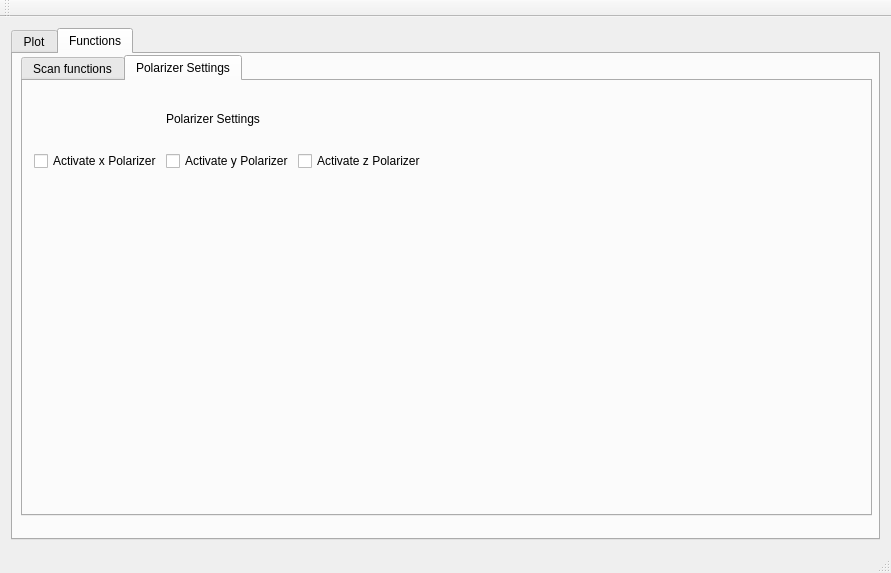
The window that mainwindow.ui (anates/Spectro) describes before a commit, drawn with Qt 5.
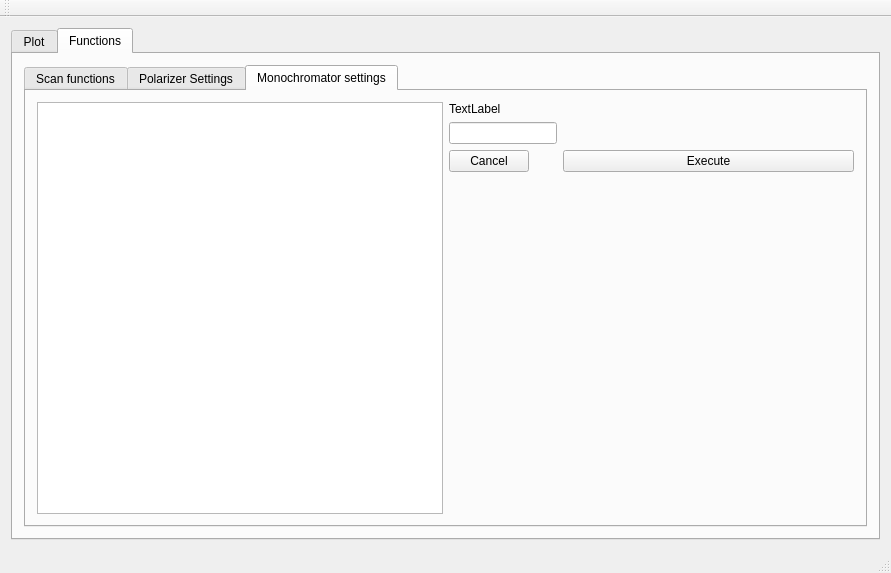
The same window after the commit. The open tabs and pages were chosen to show the change. Custom widgets are drawn as their Qt base class.

Patch:
```diff
--- a/mainwindow.ui
+++ b/mainwindow.ui
@@ -34,15 +34,9 @@
        <attribute name="title">
         <string>Functions</string>
        </attribute>
+       <layout class="QGridLayout" name="gridLayout_2">
+        <item row="0" column="0">
        <widget class="QTabWidget" name="tabWidget">
-        <property name="geometry">
-         <rect>
-          <x>8</x>
-          <y>1</y>
-          <width>851</width>
-          <height>461</height>
-         </rect>
-        </property>
         <property name="currentIndex">
          <number>0</number>
         </property>
@@ -129,7 +123,58 @@
           </layout>
          </widget>
         </widget>
-       </widget>
+          <widget class="QWidget" name="monochromTab">
+           <attribute name="title">
+            <string>Monochromator settings</string>
+           </attribute>
+           <layout class="QGridLayout" name="gridLayout_6">
+            <item row="0" column="0">
+             <layout class="QHBoxLayout" name="horizontalLayout">
+              <item>
+               <widget class="QTextBrowser" name="textBrowser"/>
+              </item>
+              <item>
+               <layout class="QVBoxLayout" name="verticalLayout">
+                <item>
+                 <layout class="QFormLayout" name="formLayout">
+                  <property name="fieldGrowthPolicy">
+                   <enum>QFormLayout::AllNonFixedFieldsGrow</enum>
+                  </property>
+                  <item row="0" column="0">
+                   <widget class="QLabel" name="label">
+                    <property name="text">
+                     <string>TextLabel</string>
+                    </property>
+                   </widget>
+                  </item>
+                  <item row="1" column="0">
+                   <widget class="QLineEdit" name="lineEdit"/>
+                  </item>
+                  <item row="2" column="1">
+                   <widget class="QPushButton" name="execButton">
+                    <property name="text">
+                     <string>Execute</string>
+                    </property>
+                   </widget>
+                  </item>
+                  <item row="2" column="0">
+                   <widget class="QPushButton" name="cancelButton">
+                    <property name="text">
+                     <string>Cancel</string>
+                    </property>
+                   </widget>
+                  </item>
+                 </layout>
+                </item>
+               </layout>
+              </item>
+             </layout>
+            </item>
+           </layout>
+          </widget>
+         </widget>
+        </item>
+       </layout>
       </widget>
      </widget>
     </item>
```
Left out of the diff: 2 changed lines with no effect on the pictures. Lines whose indentation alone changed are shown as unchanged.
